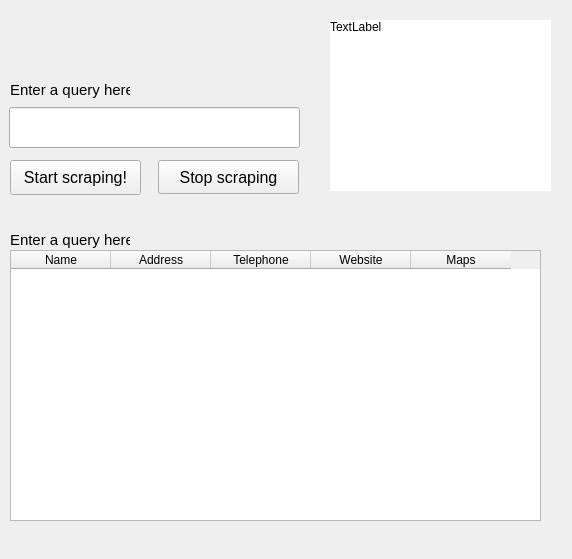
First picture: the form in UI/goomaps.ui, repository AhmedGsm/Google-Maps-Scraper, before the edit.
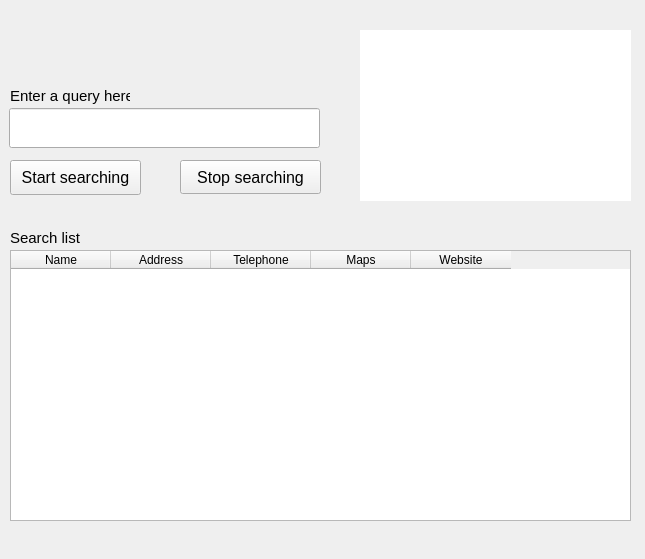
Second picture: the form after the edit.

Commit message: Update table Widget with scraped data

What changed in the file:
```diff
--- a/UI/goomaps.ui
+++ b/UI/goomaps.ui
@@ -6,7 +6,7 @@
    <rect>
     <x>0</x>
     <y>0</y>
-    <width>572</width>
+    <width>645</width>
     <height>559</height>
    </rect>
   </property>
@@ -21,7 +21,7 @@
     <property name="geometry">
      <rect>
       <x>10</x>
-      <y>80</y>
+      <y>86</y>
       <width>120</width>
       <height>20</height>
      </rect>
@@ -39,9 +39,9 @@
     <property name="geometry">
      <rect>
       <x>9</x>
-      <y>107</y>
-      <width>291</width>
-      <height>41</height>
+      <y>108</y>
+      <width>311</width>
+      <height>40</height>
      </rect>
     </property>
     <property name="minimumSize">
@@ -66,9 +66,9 @@
    <widget class="QLabel" name="messagesLabel">
     <property name="geometry">
      <rect>
-      <x>330</x>
-      <y>20</y>
-      <width>221</width>
+      <x>360</x>
+      <y>30</y>
+      <width>271</width>
       <height>171</height>
      </rect>
     </property>
@@ -88,7 +88,7 @@
      <string notr="true">background-color: White</string>
     </property>
     <property name="text">
-     <string>TextLabel</string>
+     <string/>
     </property>
     <property name="alignment">
      <set>Qt::AlignLeading|Qt::AlignLeft|Qt::AlignTop</set>
@@ -99,7 +99,7 @@
      <rect>
       <x>10</x>
       <y>250</y>
-      <width>531</width>
+      <width>621</width>
       <height>271</height>
      </rect>
     </property>
@@ -118,22 +118,22 @@
       <string>Telephone</string>
      </property>
     </column>
-    <column>
-     <property name="text">
-      <string>Website</string>
-     </property>
-    </column>
     <column>
      <property name="text">
       <string>Maps</string>
      </property>
     </column>
+    <column>
+     <property name="text">
+      <string>Website</string>
+     </property>
+    </column>
    </widget>
    <widget class="QLabel" name="label_2">
     <property name="geometry">
      <rect>
       <x>10</x>
-      <y>230</y>
+      <y>228</y>
       <width>120</width>
       <height>20</height>
      </rect>
@@ -144,7 +144,7 @@
      </font>
     </property>
     <property name="text">
-     <string>Enter a query here</string>
+     <string>Search list</string>
     </property>
    </widget>
    <widget class="QPushButton" name="searchButton">
@@ -174,13 +174,13 @@
      </font>
     </property>
     <property name="text">
-     <string>Start scraping!</string>
+     <string>Start searching</string>
     </property>
    </widget>
    <widget class="QPushButton" name="stopScrapingButton">
     <property name="geometry">
      <rect>
-      <x>158</x>
+      <x>180</x>
       <y>160</y>
       <width>141</width>
       <height>34</height>
@@ -204,7 +204,7 @@
      </font>
     </property>
     <property name="text">
-     <string>Stop scraping</string>
+     <string>Stop searching</string>
     </property>
    </widget>
   </widget>
```
Left out of the diff: 4 changed lines with no effect on the pictures. The commit also changes 4 other files.
